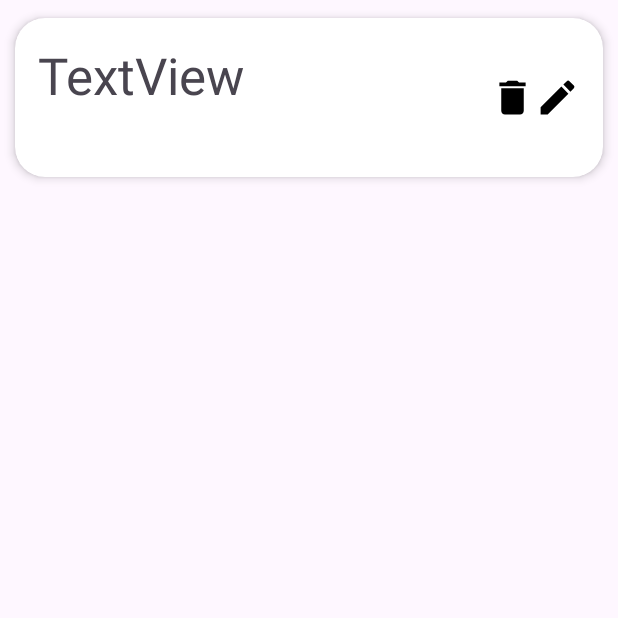
After one commit to GabContreras/Laboratorio_Practico_2, an Android app: the item_card screen opened directly, with no data from a screen before it, on a phone screen of 412 x 824 dp, the top half of it. The commit adds this screen. Run offline under Robolectric (Android 15) with nearby library versions, the phone set to English and light mode, and no system bars.

Commit message:
Me rindo, mañana veo que onda con el código

```diff
--- a/app/src/main/AndroidManifest.xml
+++ b/app/src/main/AndroidManifest.xml
@@ -14,6 +14,9 @@
         android:supportsRtl="true"
         android:theme="@style/Theme.SegundoLaboratorioCRUD2B"
         tools:targetApi="31">
+        <activity
+            android:name=".item_card"
+            android:exported="false" />
         <activity
             android:name=".Ticket"
             android:exported="false" />
--- /dev/null
+++ b/app/src/main/java/gabriel/contreras/segundolaboratoriocrud2b/item_card.kt
@@ -0,0 +1,20 @@
+package gabriel.contreras.segundolaboratoriocrud2b
+
+import android.os.Bundle
+import androidx.activity.enableEdgeToEdge
+import androidx.appcompat.app.AppCompatActivity
+import androidx.core.view.ViewCompat
+import androidx.core.view.WindowInsetsCompat
+
+class item_card : AppCompatActivity() {
+    override fun onCreate(savedInstanceState: Bundle?) {
+        super.onCreate(savedInstanceState)
+        enableEdgeToEdge()
+        setContentView(R.layout.activity_item_card)
+        ViewCompat.setOnApplyWindowInsetsListener(findViewById(R.id.main)) { v, insets ->
+            val systemBars = insets.getInsets(WindowInsetsCompat.Type.systemBars())
+            v.setPadding(systemBars.left, systemBars.top, systemBars.right, systemBars.bottom)
+            insets
+        }
+    }
+}
--- /dev/null
+++ b/app/src/main/res/drawable/baseline_delete_24.xml
@@ -0,0 +1,5 @@
+<vector xmlns:android="http://schemas.android.com/apk/res/android" android:height="24dp" android:tint="#000000" android:viewportHeight="24" android:viewportWidth="24" android:width="24dp">
+
+    <path android:fillColor="@android:color/white" android:pathData="M6,19c0,1.1 0.9,2 2,2h8c1.1,0 2,-0.9 2,-2V7H6v12zM19,4h-3.5l-1,-1h-5l-1,1H5v2h14V4z"/>
+
+</vector>
--- /dev/null
+++ b/app/src/main/res/drawable/baseline_edit_24.xml
@@ -0,0 +1,5 @@
+<vector xmlns:android="http://schemas.android.com/apk/res/android" android:height="24dp" android:tint="#000000" android:viewportHeight="24" android:viewportWidth="24" android:width="24dp">
+
+    <path android:fillColor="@android:color/white" android:pathData="M3,17.25V21h3.75L17.81,9.94l-3.75,-3.75L3,17.25zM20.71,7.04c0.39,-0.39 0.39,-1.02 0,-1.41l-2.34,-2.34c-0.39,-0.39 -1.02,-0.39 -1.41,0l-1.83,1.83 3.75,3.75 1.83,-1.83z"/>
+
+</vector>
--- /dev/null
+++ b/app/src/main/res/layout/activity_item_card.xml
@@ -0,0 +1,60 @@
+<?xml version="1.0" encoding="utf-8"?>
+<androidx.cardview.widget.CardView xmlns:android="http://schemas.android.com/apk/res/android"
+    xmlns:app="http://schemas.android.com/apk/res-auto"
+    xmlns:tools="http://schemas.android.com/tools"
+    android:id="@+id/main"
+
+    app:cardElevation="4dp"
+    app:cardCornerRadius="20dp"
+    app:cardUseCompatPadding="true"
+    app:contentPadding="15dp"
+
+
+    android:layout_width="match_parent"
+    android:layout_height="130dp"
+    tools:context=".item_card">
+
+    <LinearLayout
+        android:layout_width="match_parent"
+        android:layout_height="match_parent">
+
+        <HorizontalScrollView
+            android:layout_width="match_parent"
+            android:layout_height="match_parent"
+            android:layout_weight="1"
+
+            >
+
+            <LinearLayout
+                android:layout_width="wrap_content"
+                android:layout_height="match_parent"
+                android:orientation="horizontal">
+
+                <TextView
+                    android:id="@+id/txtMascotaCard"
+                    android:layout_width="300dp"
+                    android:layout_height="match_parent"
+                    android:layout_weight="1"
+                    android:text="TextView"
+                    android:textSize="34sp" />
+
+            </LinearLayout>
+        </HorizontalScrollView>
+
+        <ImageView
+            android:id="@+id/imgEditar"
+            android:layout_width="90dp"
+            android:layout_height="match_parent"
+            android:layout_weight="1"
+            app:srcCompat="@drawable/baseline_delete_24" />
+
+        <ImageView
+            android:id="@+id/imgBorrar"
+            android:layout_width="90dp"
+            android:layout_height="match_parent"
+            android:layout_weight="1"
+            app:srcCompat="@drawable/baseline_edit_24" />
+
+    </LinearLayout>
+
+</androidx.cardview.widget.CardView>
--- a/app/src/main/res/layout/activity_main.xml
+++ b/app/src/main/res/layout/activity_main.xml
@@ -28,7 +28,7 @@
         android:ems="10"
         android:hint="Contraseña"
         android:inputType="text"
-        app:layout_constraintBottom_toTopOf="@+id/button"
+        app:layout_constraintBottom_toTopOf="@+id/btnAcceder"
         app:layout_constraintEnd_toEndOf="parent"
         app:layout_constraintHorizontal_bias="0.591"
         app:layout_constraintStart_toStartOf="parent" />
@@ -46,7 +46,7 @@
         app:layout_constraintStart_toStartOf="parent" />
 
     <Button
-        android:id="@+id/button"
+        android:id="@+id/btnAcceder"
         android:layout_width="123dp"
         android:layout_height="53dp"
         android:layout_marginBottom="24dp"
--- a/gradle/libs.versions.toml
+++ b/gradle/libs.versions.toml
@@ -1,5 +1,5 @@
 [versions]
-agp = "8.3.0"
+agp = "8.4.0"
 kotlin = "1.9.0"
 coreKtx = "1.13.1"
 junit = "4.13.2"
```
Also changed, not shown: app/src/main/java/gabriel/contreras/segundolaboratoriocrud2b/MainActivity.kt (+18 -4 lines), app/src/main/java/gabriel/contreras/segundolaboratoriocrud2b/Registrarse.kt (+40 -0 lines), app/src/main/res/layout/activity_registrarse.xml (+6 -6 lines), app/src/main/res/layout/activity_ticket.xml (+89 -0 lines), gradle/wrapper/gradle-wrapper.properties.
